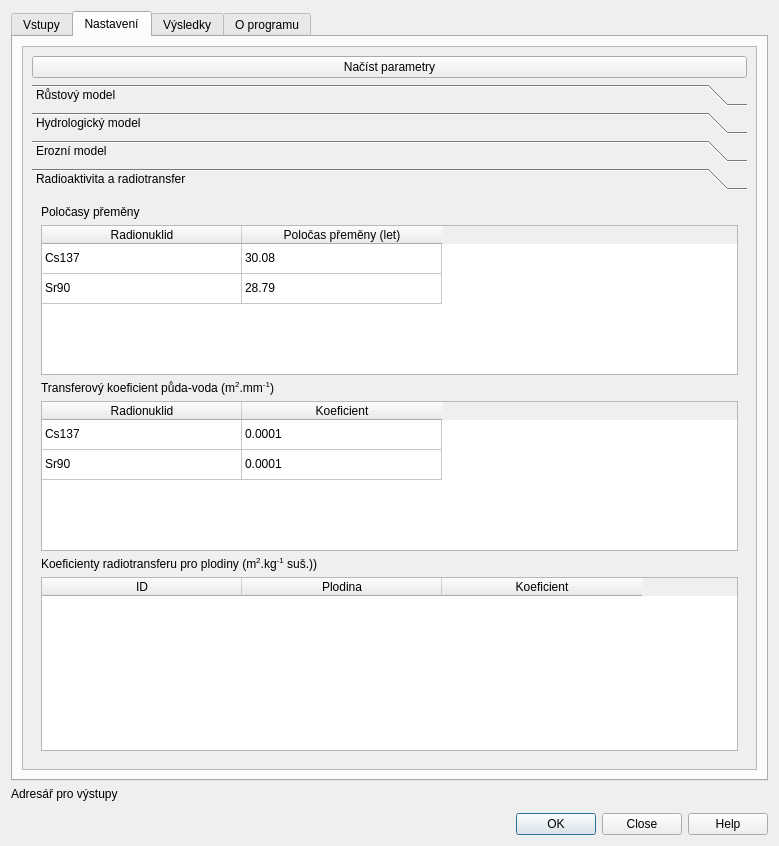
Old version of the form RadHydro_dialog_base.ui in the repository JakubBrom/RadAgro.
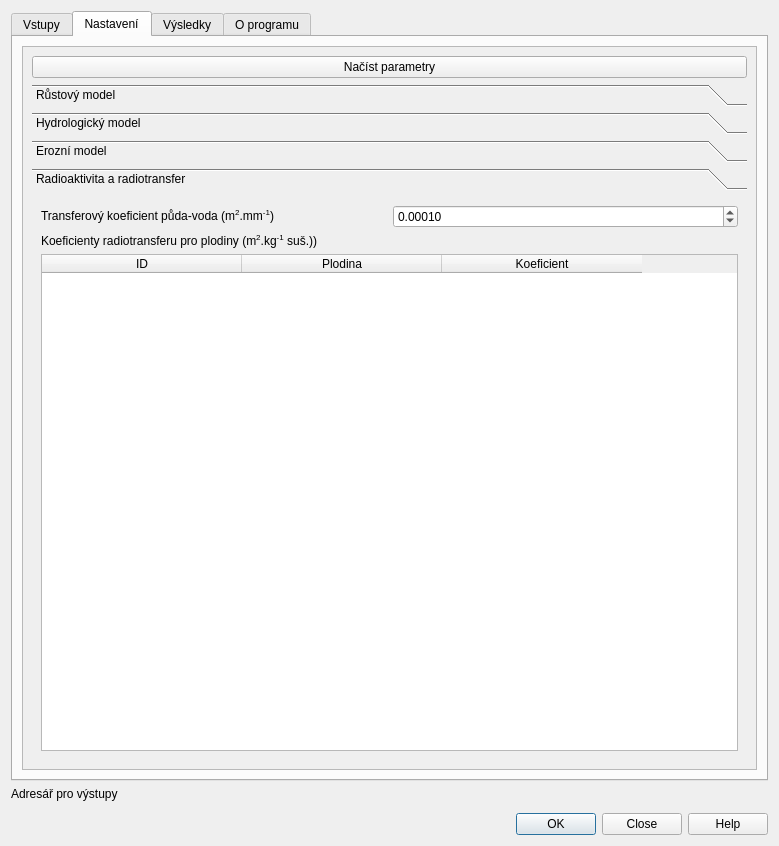
New version of the form. The open tabs and pages were chosen to show the change. Custom widgets are drawn as their Qt base class.

Commit message: Changes in UI - removing radionuclides half lives table, replacing DateTime widgets by combo-boxes in crops rotation and meadows mowing tables. Implementing radioactive decay calculation to the module. Optimization of results plot. Bug fixes.

What changed in the file:
```diff
--- a/RadHydro_dialog_base.ui
+++ b/RadHydro_dialog_base.ui
@@ -1688,8 +1688,8 @@
                <rect>
                 <x>0</x>
                 <y>0</y>
-                <width>337</width>
-                <height>465</height>
+                <width>719</width>
+                <height>534</height>
                </rect>
               </property>
               <attribute name="label">
@@ -1699,152 +1699,38 @@
                <item row="0" column="0">
                 <layout class="QGridLayout" name="gridLayout_14">
                  <item row="0" column="0">
-                  <widget class="QLabel" name="label_21">
-                   <property name="text">
-                    <string>Poločasy přeměny</string>
-                   </property>
-                  </widget>
-                 </item>
-                 <item row="1" column="0">
-                  <widget class="QTableWidget" name="tw_halflive">
-                   <property name="sizePolicy">
-                    <sizepolicy hsizetype="Expanding" vsizetype="Minimum">
-                     <horstretch>0</horstretch>
-                     <verstretch>0</verstretch>
-                    </sizepolicy>
-                   </property>
-                   <property name="minimumSize">
-                    <size>
-                     <width>0</width>
-                     <height>150</height>
-                    </size>
-                   </property>
-                   <property name="sizeAdjustPolicy">
-                    <enum>QAbstractScrollArea::AdjustToContents</enum>
-                   </property>
-                   <attribute name="horizontalHeaderDefaultSectionSize">
-                    <number>200</number>
-                   </attribute>
-                   <attribute name="verticalHeaderVisible">
-                    <bool>false</bool>
-                   </attribute>
-                   <row>
-                    <property name="text">
-                     <string>Nový řádek</string>
-                    </property>
-                   </row>
-                   <row>
-                    <property name="text">
-                     <string>Nový řádek</string>
-                    </property>
-                   </row>
-                   <column>
-                    <property name="text">
-                     <string>Radionuklid</string>
-                    </property>
-                   </column>
-                   <column>
-                    <property name="text">
-                     <string>Poločas přeměny (let)</string>
-                    </property>
-                   </column>
-                   <item row="0" column="0">
-                    <property name="text">
-                     <string>Cs137</string>
-                    </property>
-                   </item>
-                   <item row="0" column="1">
-                    <property name="text">
-                     <string>30.08</string>
-                    </property>
-                   </item>
-                   <item row="1" column="0">
-                    <property name="text">
-                     <string>Sr90</string>
-                    </property>
-                   </item>
-                   <item row="1" column="1">
-                    <property name="text">
-                     <string>28.79</string>
-                    </property>
-                   </item>
-                  </widget>
-                 </item>
-                 <item row="2" column="0">
                   <widget class="QLabel" name="label_20">
                    <property name="text">
                     <string>&lt;html&gt;&lt;head/&gt;&lt;body&gt;&lt;p&gt;Transferový koeficient půda-voda (m&lt;span style=&quot; vertical-align:super;&quot;&gt;2&lt;/span&gt;.mm&lt;span style=&quot; vertical-align:super;&quot;&gt;-1&lt;/span&gt;)&lt;/p&gt;&lt;/body&gt;&lt;/html&gt;</string>
                    </property>
                   </widget>
                  </item>
-                 <item row="3" column="0">
-                  <widget class="QTableWidget" name="tw_soil_water_tc">
+                 <item row="0" column="1">
+                  <widget class="QDoubleSpinBox" name="doubleSpinBox">
                    <property name="sizePolicy">
-                    <sizepolicy hsizetype="Expanding" vsizetype="Minimum">
+                    <sizepolicy hsizetype="Preferred" vsizetype="Fixed">
                      <horstretch>0</horstretch>
                      <verstretch>0</verstretch>
                     </sizepolicy>
                    </property>
-                   <property name="minimumSize">
-                    <size>
-                     <width>0</width>
-                     <height>150</height>
-                    </size>
+                   <property name="decimals">
+                    <number>5</number>
                    </property>
-                   <property name="sizeAdjustPolicy">
-                    <enum>QAbstractScrollArea::AdjustToContents</enum>
+                   <property name="value">
+                    <double>0.000100000000000</double>
                    </property>
-                   <property name="rowCount">
-                    <number>2</number>
-                   </property>
-                   <attribute name="horizontalHeaderDefaultSectionSize">
-                    <number>200</number>
-                   </attribute>
-                   <attribute name="verticalHeaderVisible">
-                    <bool>false</bool>
-                   </attribute>
-                   <row/>
-                   <row/>
-                   <column>
-                    <property name="text">
-                     <string>Radionuklid</string>
-                    </property>
-                   </column>
-                   <column>
-                    <property name="text">
-                     <string>Koeficient</string>
-                    </property>
-                   </column>
-                   <item row="0" column="0">
-                    <property name="text">
-                     <string>Cs137</string>
-                    </property>
-                   </item>
-                   <item row="0" column="1">
-                    <property name="text">
-                     <string>0.0001</string>
-                    </property>
-                   </item>
-                   <item row="1" column="0">
-                    <property name="text">
-                     <string>Sr90</string>
-                    </property>
-                   </item>
-                   <item row="1" column="1">
-                    <property name="text">
-                     <string>0.0001</string>
-                    </property>
-                   </item>
                   </widget>
                  </item>
-                 <item row="4" column="0">
+                </layout>
+               </item>
+               <item row="1" column="0">
                   <widget class="QLabel" name="label_22">
                    <property name="text">
                     <string>&lt;html&gt;&lt;head/&gt;&lt;body&gt;&lt;p&gt;Koeficienty radiotransferu pro plodiny (m&lt;span style=&quot; vertical-align:super;&quot;&gt;2&lt;/span&gt;.kg&lt;span style=&quot; vertical-align:super;&quot;&gt;-1&lt;/span&gt; suš.))&lt;/p&gt;&lt;/body&gt;&lt;/html&gt;</string>
                    </property>
                   </widget>
                  </item>
-                 <item row="5" column="0">
+               <item row="2" column="0">
                   <widget class="QTableWidget" name="tw_radio_coefs">
                    <property name="sizePolicy">
                     <sizepolicy hsizetype="Expanding" vsizetype="Expanding">
@@ -1883,8 +1769,6 @@
                     </property>
                    </column>
                   </widget>
-                 </item>
-                </layout>
                </item>
               </layout>
              </widget>
```
Left out of the diff: 24 changed lines with no effect on the pictures. Lines whose indentation alone changed are shown as unchanged. The commit also changes 23 other files.
